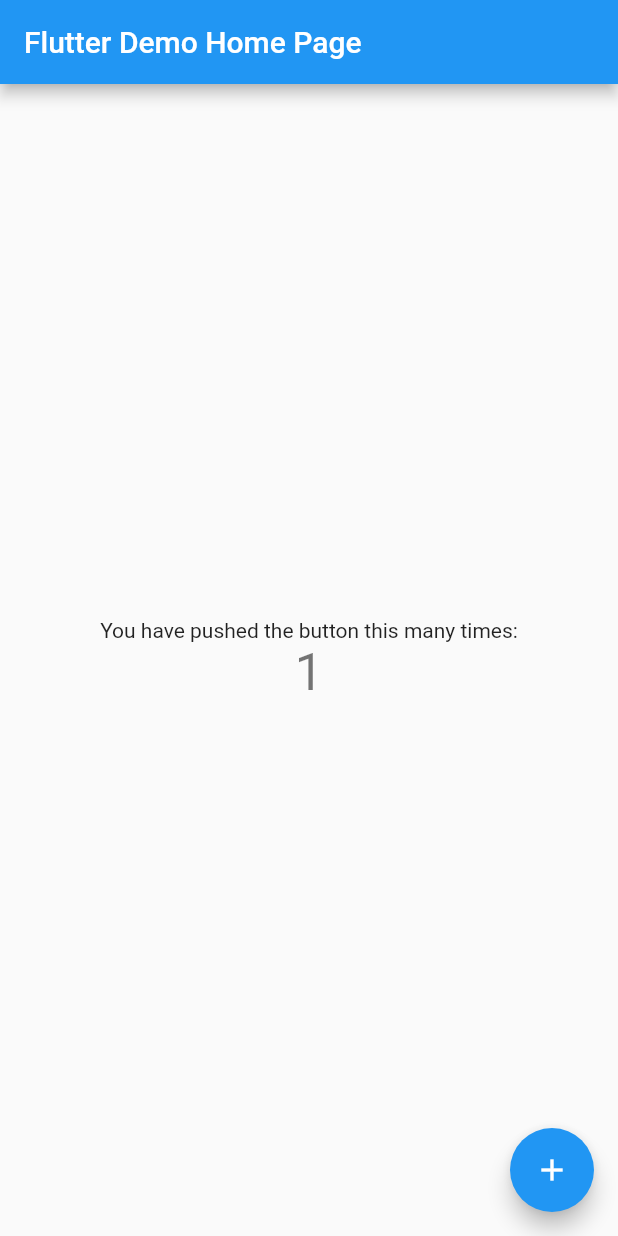
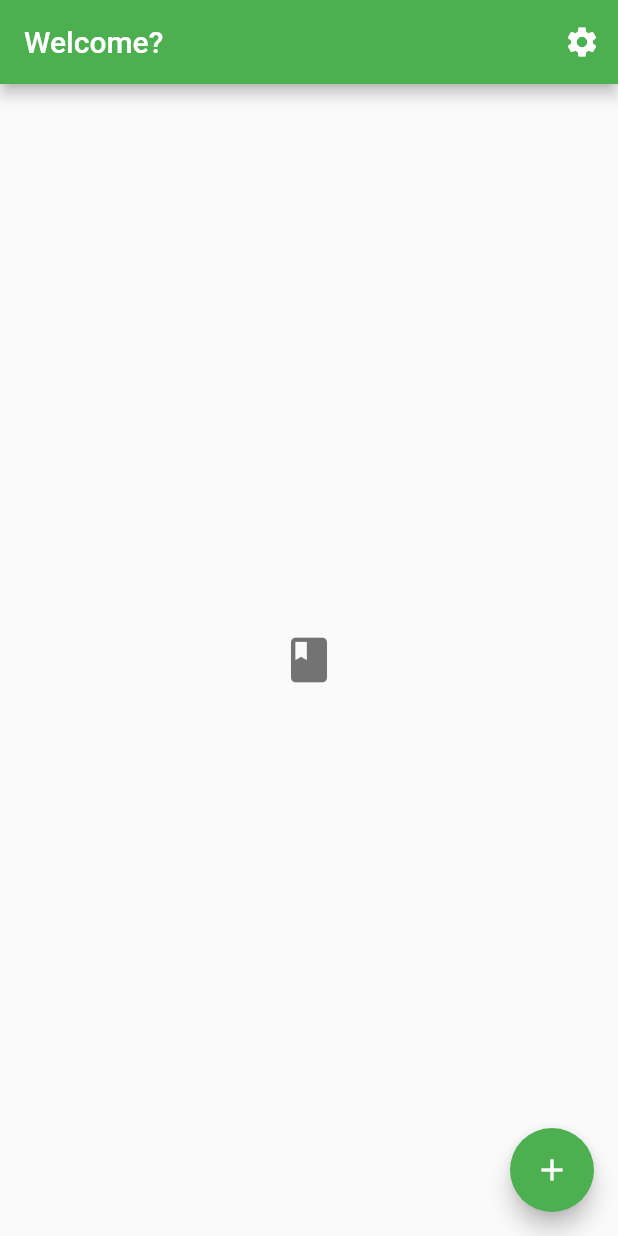
Before and after one commit to arizala13/project_4, a Flutter app: the screen it shows after launch, after a tap on the "add" icon, on a phone screen of 412 x 824 dp. Run offline on Flutter 3.47's test engine with Material 2 defaults, Android fonts, the phone set to English and light mode, and no system bars.

Commit message:
Updating main page, adding settings icon

```diff
--- a/lib/main.dart
+++ b/lib/main.dart
@@ -5,12 +5,14 @@ void main() => runApp(MyApp());
 class MyApp extends StatelessWidget {
   @override
   Widget build(BuildContext context) {
-    return MaterialApp(
-      title: 'Flutter Demo',
-      theme: ThemeData(
-        primarySwatch: Colors.blue,
+    return Center(
+      child: MaterialApp(
+        title: 'Flutter Demo',
+        theme: ThemeData(
+          primarySwatch: Colors.green,
+        ),
+        home: MyHomePage(title: 'Welcome?'),
       ),
-      home: MyHomePage(title: 'Flutter Demo Home Page'),
     );
   }
 }
@@ -25,11 +27,11 @@ class MyHomePage extends StatefulWidget {
 }
 
 class _MyHomePageState extends State<MyHomePage> {
-  int _counter = 0;
 
-  void _incrementCounter() {
+// This can be used to make a new jorunal entry
+  void _newJournalEntry() {
     setState(() {
-      _counter++;
+      //_counter++;
     });
   }
 
@@ -38,24 +40,28 @@ class _MyHomePageState extends State<MyHomePage> {
     return Scaffold(
       appBar: AppBar(
         title: Text(widget.title),
-      ),
+        actions: <Widget>[
+          IconButton(
+            icon: Icon(Icons.settings),
+            onPressed: () {},
+            ),
+        ]
+          ),
       body: Center(
         child: Column(
           mainAxisAlignment: MainAxisAlignment.center,
           children: <Widget>[
-            Text(
-              'You have pushed the button this many times:',
-            ),
-            Text(
-              '$_counter',
-              style: Theme.of(context).textTheme.display1,
-            ),
+            Icon(
+              Icons.book,
+              color: Colors.black54,
+              size: 36.0,
+              ),
           ],
         ),
       ),
       floatingActionButton: FloatingActionButton(
-        onPressed: _incrementCounter,
-        tooltip: 'Increment',
+        onPressed: _newJournalEntry,
+        tooltip: 'New Journal Entry',
         child: Icon(Icons.add),
       ),
     );
--- a/pubspec.yaml
+++ b/pubspec.yaml
@@ -16,10 +16,6 @@ dev_dependencies:
     sdk: flutter
 
 flutter:
-
-  # The following line ensures that the Material Icons font is
-  # included with your application, so that you can use the icons in
-  # the material Icons class.
   uses-material-design: true
 
   # To add assets to your application, add an assets section, like this:
```
